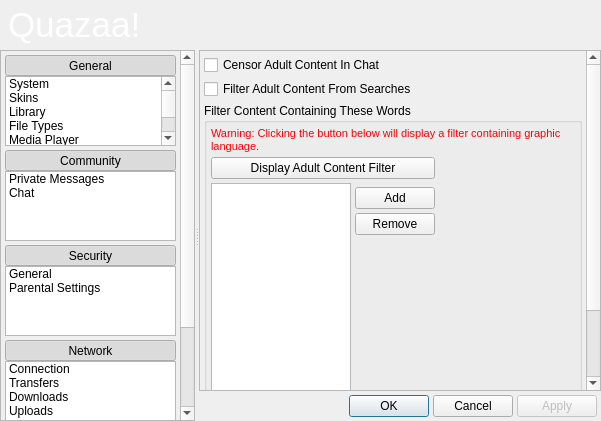
The window that branch/newsettingsdialog/UI/dialogsettings.ui (c3c/quazaa) describes before a commit, drawn with Qt 5.
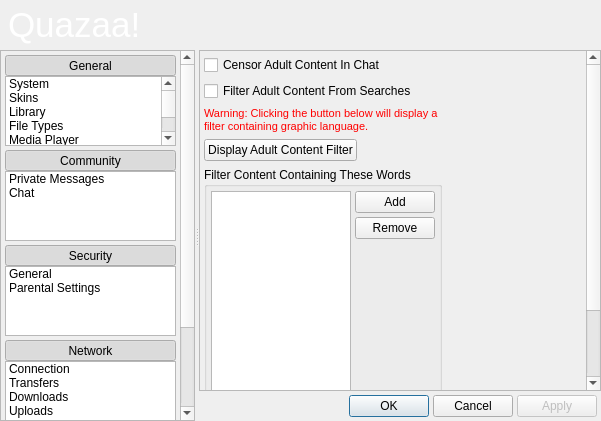
The same window after the commit. The open tabs and pages were chosen to show the change. Icons and pictures are not drawn.

Commit message: Almost finished with new dialog settings. Most functionality restored.

Diff of the .ui file:
```diff
--- a/branch/newsettingsdialog/UI/dialogsettings.ui
+++ b/branch/newsettingsdialog/UI/dialogsettings.ui
@@ -637,7 +637,7 @@
           <property name="geometry">
            <rect>
             <x>0</x>
-            <y>-136</y>
+            <y>0</y>
             <width>381</width>
             <height>465</height>
            </rect>
@@ -1970,22 +1970,19 @@
               </layout>
              </widget>
              <widget class="QWidget" name="pageParentalSettings">
-              <layout class="QVBoxLayout" name="verticalLayout_23">
-               <property name="spacing">
-                <number>4</number>
-               </property>
+              <layout class="QGridLayout" name="gridLayout_27">
                <property name="margin">
                 <number>4</number>
                </property>
-               <item>
+               <item row="0" column="0" colspan="2">
                 <widget class="QCheckBox" name="checkBoxParentalChatFilter">
                  <property name="text">
                   <string>Censor Adult Content In Chat</string>
                  </property>
                 </widget>
                </item>
-               <item>
-                <widget class="QCheckBox" name="checkBoxParentalSearcchFilter">
+               <item row="1" column="0" colspan="2">
+                <widget class="QCheckBox" name="checkBoxParentalSearchFilter">
                  <property name="text">
                   <string>Filter Adult Content From Searches</string>
                  </property>
@@ -1994,7 +1991,28 @@
                  </property>
                 </widget>
                </item>
-               <item>
+               <item row="2" column="0" colspan="2">
+                <widget class="QLabel" name="labelParentalWarning">
+                 <property name="text">
+                  <string>&lt;!DOCTYPE HTML PUBLIC &quot;-//W3C//DTD HTML 4.0//EN&quot; &quot;http://www.w3.org/TR/REC-html40/strict.dtd&quot;&gt;
+&lt;html&gt;&lt;head&gt;&lt;meta name=&quot;qrichtext&quot; content=&quot;1&quot; /&gt;&lt;style type=&quot;text/css&quot;&gt;
+p, li { white-space: pre-wrap; }
+&lt;/style&gt;&lt;/head&gt;&lt;body style=&quot; font-family:'MS Shell Dlg 2'; font-size:8.25pt; font-weight:400; font-style:normal;&quot;&gt;
+&lt;p style=&quot; margin-top:0px; margin-bottom:0px; margin-left:0px; margin-right:0px; -qt-block-indent:0; text-indent:0px;&quot;&gt;&lt;span style=&quot; font-size:8pt; color:#ff0000;&quot;&gt;Warning: Clicking the button below will display a filter containing graphic language.&lt;/span&gt;&lt;/p&gt;&lt;/body&gt;&lt;/html&gt;</string>
+                 </property>
+                 <property name="wordWrap">
+                  <bool>true</bool>
+                 </property>
+                </widget>
+               </item>
+               <item row="3" column="0">
+                <widget class="QPushButton" name="pushButtonShowParentalFilter">
+                 <property name="text">
+                  <string>Display Adult Content Filter</string>
+                 </property>
+                </widget>
+               </item>
+               <item row="4" column="0" colspan="2">
                 <widget class="QGroupBox" name="groupBoxParentalFilter">
                  <property name="title">
                   <string>Filter Content Containing These Words</string>
@@ -2006,10 +2024,10 @@
                   <property name="spacing">
                    <number>4</number>
                   </property>
-                  <item row="3" column="0" rowspan="5" colspan="2">
+                  <item row="2" column="0" rowspan="6" colspan="2">
                    <widget class="QListWidget" name="listWidgetParentalFilter">
                     <property name="sizePolicy">
-                     <sizepolicy hsizetype="Expanding" vsizetype="Expanding">
+                     <sizepolicy hsizetype="Preferred" vsizetype="Expanding">
                       <horstretch>0</horstretch>
                       <verstretch>0</verstretch>
                      </sizepolicy>
@@ -2031,41 +2049,7 @@
                     </property>
                    </widget>
                   </item>
-                  <item row="1" column="3" colspan="2">
-                   <spacer name="horizontalSpacer_4">
-                    <property name="orientation">
-                     <enum>Qt::Horizontal</enum>
-                    </property>
-                    <property name="sizeHint" stdset="0">
-                     <size>
-                      <width>40</width>
-                      <height>20</height>
-                     </size>
-                    </property>
-                   </spacer>
-                  </item>
-                  <item row="1" column="0" colspan="3">
-                   <widget class="QPushButton" name="pushButtonShowParentalFilter">
-                    <property name="text">
-                     <string>Display Adult Content Filter</string>
-                    </property>
-                   </widget>
-                  </item>
-                  <item row="0" column="0" colspan="5">
-                   <widget class="QLabel" name="labelParentalWarning">
-                    <property name="text">
-                     <string>&lt;!DOCTYPE HTML PUBLIC &quot;-//W3C//DTD HTML 4.0//EN&quot; &quot;http://www.w3.org/TR/REC-html40/strict.dtd&quot;&gt;
-&lt;html&gt;&lt;head&gt;&lt;meta name=&quot;qrichtext&quot; content=&quot;1&quot; /&gt;&lt;style type=&quot;text/css&quot;&gt;
-p, li { white-space: pre-wrap; }
-&lt;/style&gt;&lt;/head&gt;&lt;body style=&quot; font-family:'MS Shell Dlg 2'; font-size:8.25pt; font-weight:400; font-style:normal;&quot;&gt;
-&lt;p style=&quot; margin-top:0px; margin-bottom:0px; margin-left:0px; margin-right:0px; -qt-block-indent:0; text-indent:0px;&quot;&gt;&lt;span style=&quot; font-size:8pt; color:#ff0000;&quot;&gt;Warning: Clicking the button below will display a filter containing graphic language.&lt;/span&gt;&lt;/p&gt;&lt;/body&gt;&lt;/html&gt;</string>
-                    </property>
-                    <property name="wordWrap">
-                     <bool>true</bool>
-                    </property>
-                   </widget>
-                  </item>
-                  <item row="4" column="2">
+                  <item row="2" column="2" rowspan="3">
                    <widget class="QPushButton" name="pushButtonAddParentalFilter">
                     <property name="minimumSize">
                      <size>
@@ -2119,6 +2103,32 @@
                  </layout>
                 </widget>
                </item>
+               <item row="3" column="1" colspan="2">
+                <spacer name="horizontalSpacer_8">
+                 <property name="orientation">
+                  <enum>Qt::Horizontal</enum>
+                 </property>
+                 <property name="sizeHint" stdset="0">
+                  <size>
+                   <width>40</width>
+                   <height>20</height>
+                  </size>
+                 </property>
+                </spacer>
+               </item>
+               <item row="4" column="2">
+                <spacer name="horizontalSpacer_4">
+                 <property name="orientation">
+                  <enum>Qt::Horizontal</enum>
+                 </property>
+                 <property name="sizeHint" stdset="0">
+                  <size>
+                   <width>40</width>
+                   <height>20</height>
+                  </size>
+                 </property>
+                </spacer>
+               </item>
               </layout>
              </widget>
              <widget class="QWidget" name="pageConnection">
```
Left out of the diff: 101 changed lines with no effect on the pictures. The commit also changes 6 other files.
